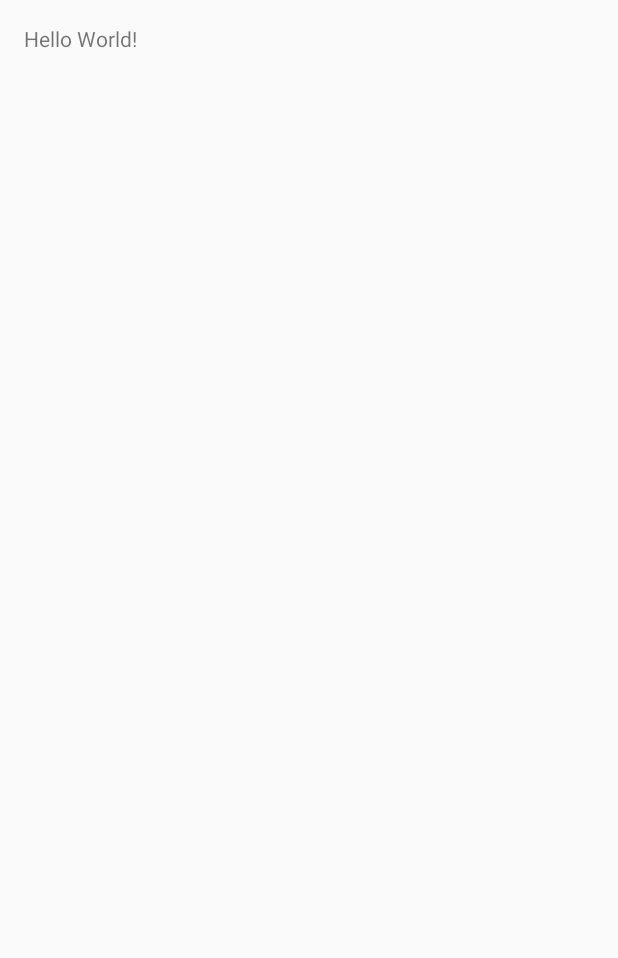
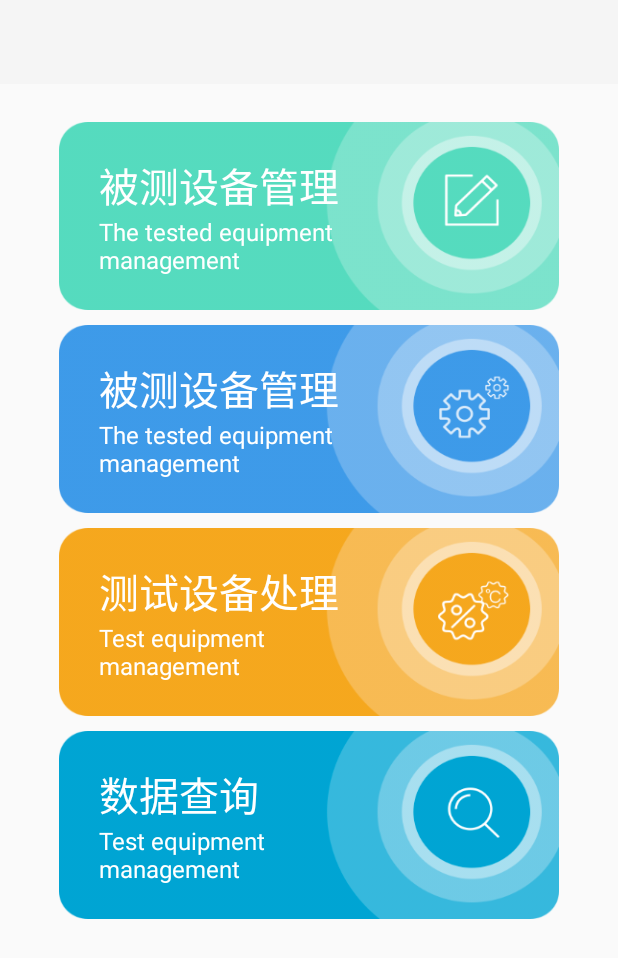
Before and after one commit to s-Heart/xunjian, an Android app: the screen it shows after launch (MainActivity), on a phone screen of 412 x 824 dp. Before the commit the part shown is almost empty. Shown: the top 958 px of the screen. Run offline under Robolectric (Android 15) with nearby library versions, the phone set to English and light mode, and no system bars.

Commit message:
主页提交

```diff
--- a/app/src/main/res/layout/activity_main.xml
+++ b/app/src/main/res/layout/activity_main.xml
@@ -2,14 +2,159 @@
 <RelativeLayout xmlns:android="http://schemas.android.com/apk/res/android"
     android:id="@+id/activity_main"
     android:layout_width="match_parent"
-    android:layout_height="match_parent"
-    android:paddingBottom="@dimen/activity_vertical_margin"
-    android:paddingLeft="@dimen/activity_horizontal_margin"
-    android:paddingRight="@dimen/activity_horizontal_margin"
-    android:paddingTop="@dimen/activity_vertical_margin">
+    android:layout_height="match_parent">
 
-    <TextView
-        android:layout_width="wrap_content"
-        android:layout_height="wrap_content"
-        android:text="Hello World!" />
+    <include layout="@layout/toolbar" />
+
+    <!--查看新建测试-->
+    <RelativeLayout
+        android:id="@+id/layout_view_add_test"
+        android:layout_width="@dimen/x625"
+        android:layout_height="@dimen/y245"
+        android:layout_below="@+id/toolbar"
+        android:layout_centerHorizontal="true"
+        android:layout_marginTop="@dimen/y50">
+
+        <ImageView
+            android:layout_width="wrap_content"
+            android:layout_height="wrap_content"
+            android:background="@drawable/view_add_test_bg" />
+
+        <RelativeLayout
+            android:layout_width="wrap_content"
+            android:layout_height="wrap_content"
+            android:layout_centerVertical="true"
+            android:layout_marginLeft="@dimen/x50">
+
+            <TextView
+                android:id="@+id/layout_view_add_test_title"
+                android:layout_width="wrap_content"
+                android:layout_height="wrap_content"
+                android:text="被测设备管理"
+                android:textColor="#ffffff"
+                android:textSize="@dimen/x50" />
+
+            <TextView
+                android:layout_width="@dimen/x350"
+                android:layout_height="wrap_content"
+                android:layout_below="@id/layout_view_add_test_title"
+                android:text="The tested equipment management"
+                android:textColor="#ffffff"
+                android:textSize="@dimen/x30" />
+        </RelativeLayout>
+    </RelativeLayout>
+
+    <!--被测管理-->
+    <RelativeLayout
+        android:id="@+id/layout_tested_mgr"
+        android:layout_width="@dimen/x625"
+        android:layout_height="@dimen/y245"
+        android:layout_below="@+id/layout_view_add_test"
+        android:layout_centerHorizontal="true"
+        android:layout_marginTop="@dimen/y20">
+
+        <ImageView
+            android:layout_width="wrap_content"
+            android:layout_height="wrap_content"
+            android:background="@drawable/tested_bg" />
+
+        <RelativeLayout
+            android:layout_width="wrap_content"
+            android:layout_height="wrap_content"
+            android:layout_centerVertical="true"
+            android:layout_marginLeft="@dimen/x50">
+
+            <TextView
+                android:id="@+id/tested_mgr_title"
+                android:layout_width="wrap_content"
+                android:layout_height="wrap_content"
+                android:text="被测设备管理"
+                android:textColor="#ffffff"
+                android:textSize="@dimen/x50" />
+
+            <TextView
+                android:layout_width="@dimen/x350"
+                android:layout_height="wrap_content"
+                android:layout_below="@id/tested_mgr_title"
+                android:text="The tested equipment management"
+                android:textColor="#ffffff"
+                android:textSize="@dimen/x30" />
+        </RelativeLayout>
+    </RelativeLayout>
+
+    <!--测试处理-->
+    <RelativeLayout
+        android:id="@+id/layout_test"
+        android:layout_width="@dimen/x625"
+        android:layout_height="@dimen/y245"
+        android:layout_below="@+id/layout_tested_mgr"
+        android:layout_centerHorizontal="true"
+        android:layout_marginTop="@dimen/y20">
+
+        <ImageView
+            android:layout_width="wrap_content"
+            android:layout_height="wrap_content"
+            android:background="@drawable/test_bg" />
+
+        <RelativeLayout
+            android:layout_width="wrap_content"
+            android:layout_height="wrap_content"
+            android:layout_centerVertical="true"
+            android:layout_marginLeft="@dimen/x50">
+
+            <TextView
+                android:id="@+id/test_title"
+                android:layout_width="wrap_content"
+                android:layout_height="wrap_content"
+                android:text="测试设备处理"
+                android:textColor="#ffffff"
+                android:textSize="@dimen/x50" />
+
+            <TextView
+                android:layout_width="@dimen/x350"
+                android:layout_height="wrap_content"
+                android:layout_below="@id/test_title"
+                android:text="Test equipment management"
+                android:textColor="#ffffff"
+                android:textSize="@dimen/x30" />
+        </RelativeLayout>
+    </RelativeLayout>
+
+    <!--数据查询-->
+    <RelativeLayout
+        android:id="@+id/layout_data_query"
+        android:layout_width="@dimen/x625"
+        android:layout_height="@dimen/y245"
+        android:layout_below="@+id/layout_test"
+        android:layout_centerHorizontal="true"
+        android:layout_marginTop="@dimen/y20">
+
+        <ImageView
+            android:layout_width="wrap_content"
+            android:layout_height="wrap_content"
+            android:background="@drawable/data_bg" />
+
+        <RelativeLayout
+            android:layout_width="wrap_content"
+            android:layout_height="wrap_content"
+            android:layout_centerVertical="true"
+            android:layout_marginLeft="@dimen/x50">
+
+            <TextView
+                android:id="@+id/layout_data_query_title"
+                android:layout_width="wrap_content"
+                android:layout_height="wrap_content"
+                android:text="数据查询"
+                android:textColor="#ffffff"
+                android:textSize="@dimen/x50" />
+
+            <TextView
+                android:layout_width="@dimen/x350"
+                android:layout_height="wrap_content"
+                android:layout_below="@id/layout_data_query_title"
+                android:text="Test equipment management"
+                android:textColor="#ffffff"
+                android:textSize="@dimen/x30" />
+        </RelativeLayout>
+    </RelativeLayout>
 </RelativeLayout>
```
Also changed, not shown: app/src/main/res/drawable-xhdpi/data_bg.png (added), app/src/main/res/drawable-xhdpi/test_bg.png (added), app/src/main/res/drawable-xhdpi/tested_bg.png (added), app/src/main/res/drawable-xhdpi/view_add_test_bg.png (added), app/src/main/res/drawable-xxhdpi/data_bg.png (added), app/src/main/res/drawable-xxhdpi/test_bg.png (added), app/src/main/res/drawable-xxhdpi/tested_bg.png (added), app/src/main/res/drawable-xxhdpi/view_add_test_bg.png (added), app/src/main/res/mipmap-hdpi/ic_launcher.png, app/src/main/res/mipmap-mdpi/ic_launcher.png, app/src/main/res/mipmap-xhdpi/ic_launcher.png, app/src/main/res/mipmap-xxhdpi/ic_launcher.png, app/src/main/res/mipmap-xxxhdpi/ic_launcher.png (deleted).
